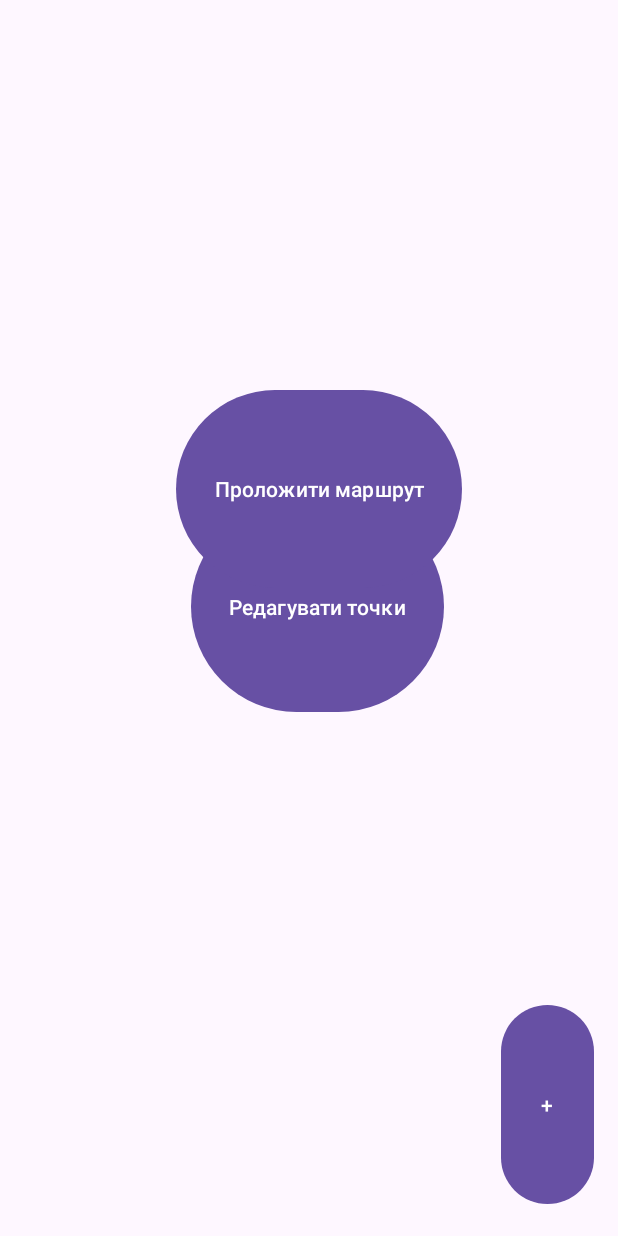
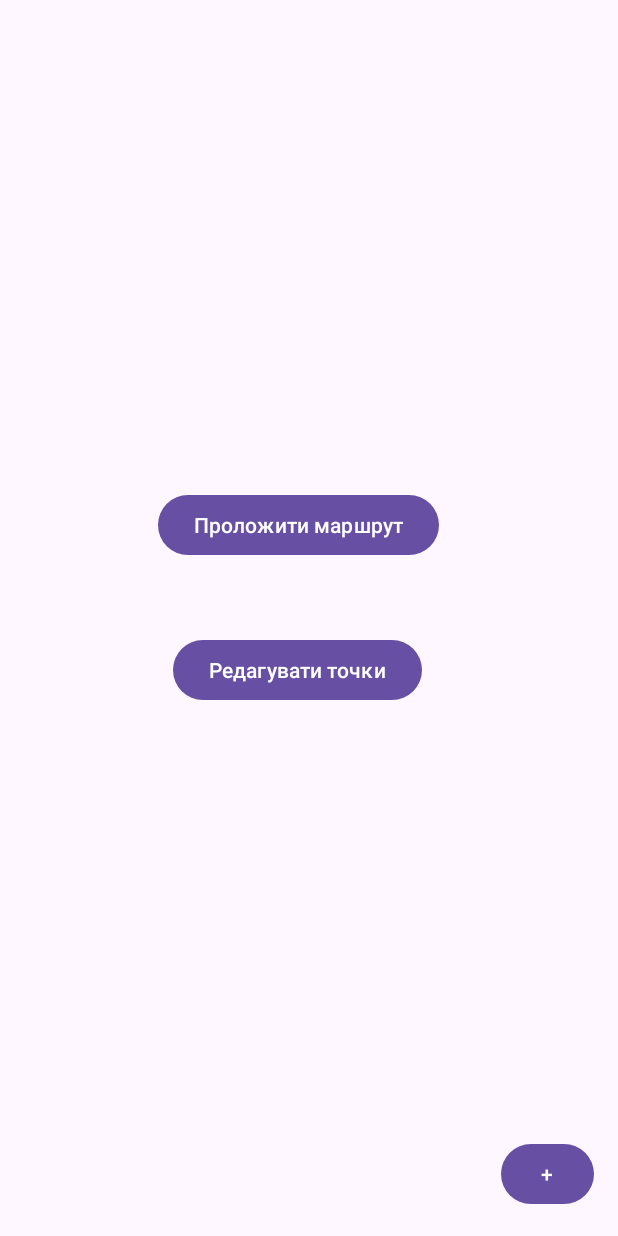
Before and after one commit to PokiGame/MarshRoute, an Android app: the screen it shows after launch (MainActivity), on a phone screen of 412 x 824 dp. Run offline under Robolectric (Android 15) with nearby library versions, the phone set to English and light mode, and no system bars.

Commit message:
0.4.4.2 Mini fix of button

```diff
--- a/app/src/main/res/layout/activity_main.xml
+++ b/app/src/main/res/layout/activity_main.xml
@@ -16,18 +16,17 @@
     <!--        android:scrollbarSize="0dp"-->
     <!--        android:text="+"-->
     <!--        android:textSize="24sp" />-->
+
+    <!-- Button для додавання точок зі стилем круглої кнопки -->
+
     <Button
         android:id="@+id/button_edit"
         android:layout_width="wrap_content"
         android:layout_height="wrap_content"
         android:layout_alignParentStart="true"
-        android:layout_alignParentTop="true"
-        android:layout_alignParentEnd="true"
         android:layout_alignParentBottom="true"
-        android:layout_marginStart="127dp"
-        android:layout_marginTop="330dp"
-        android:layout_marginEnd="116dp"
-        android:layout_marginBottom="345dp"
+        android:layout_marginStart="115dp"
+        android:layout_marginBottom="353dp"
         android:text="@string/pointEditText" />
 
     <Button
@@ -35,27 +34,18 @@
         android:layout_width="wrap_content"
         android:layout_height="wrap_content"
         android:layout_alignParentStart="true"
-        android:layout_alignParentTop="true"
-        android:layout_alignParentEnd="true"
         android:layout_alignParentBottom="true"
-        android:layout_marginStart="117dp"
-        android:layout_marginTop="256dp"
-        android:layout_marginEnd="104dp"
-        android:layout_marginBottom="428dp"
+        android:layout_marginStart="105dp"
+        android:layout_marginBottom="450dp"
         android:text="@string/doMarshrouteText" />
 
-    <!-- Button для додавання точок зі стилем круглої кнопки -->
     <Button
         android:id="@+id/button_add"
         android:layout_width="62dp"
         android:layout_height="wrap_content"
-        android:layout_alignParentStart="true"
-        android:layout_alignParentTop="true"
         android:layout_alignParentEnd="true"
         android:layout_alignParentBottom="true"
-        android:layout_marginStart="334dp"
         android:layout_marginLeft="16dp"
-        android:layout_marginTop="666dp"
         android:layout_marginEnd="16dp"
         android:layout_marginRight="16dp"
         android:layout_marginBottom="17dp"
```
